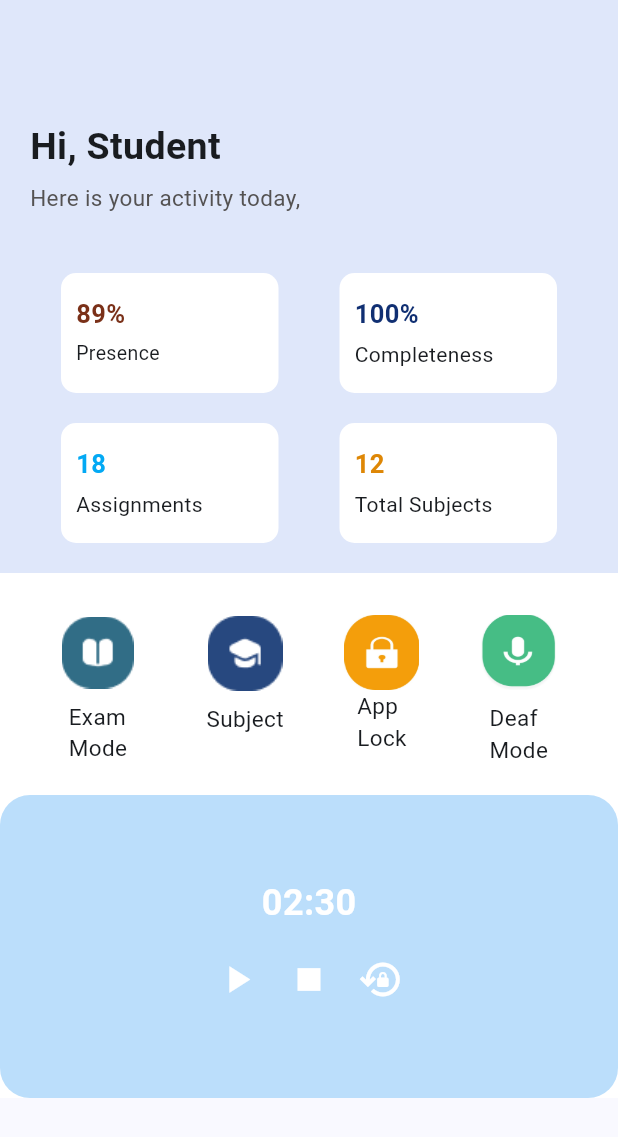
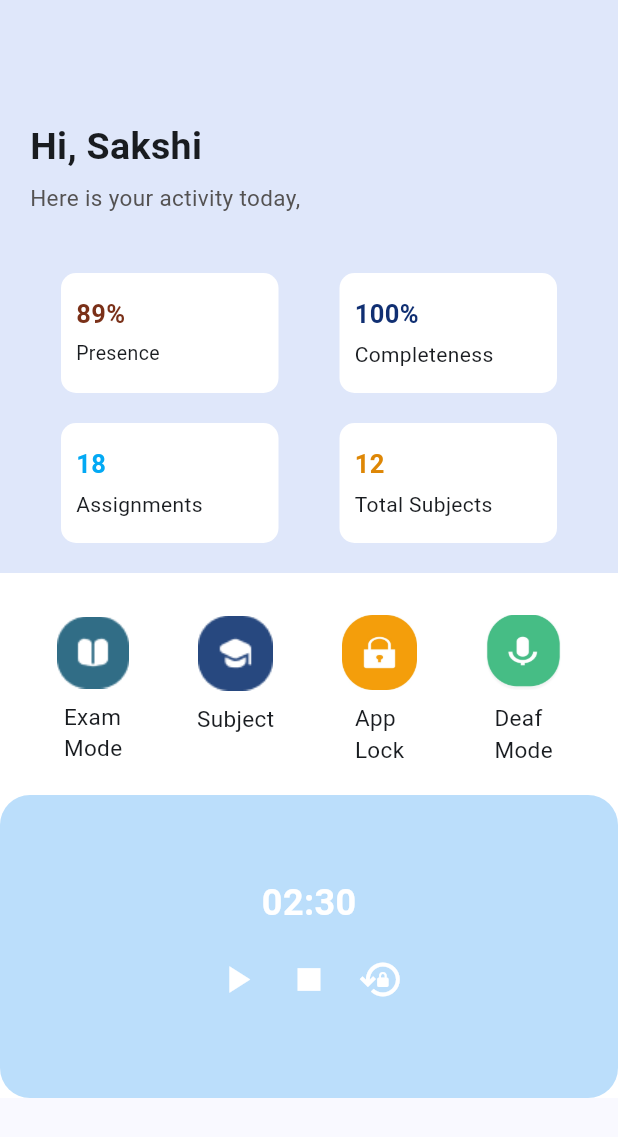
Before and after one commit to SakshiDhoni/Scholarsphere, a Flutter app: the Dashboard screen opened directly, on a phone screen of 412 x 824 dp. Shown: the top 1137 px of the screen. Run offline on Flutter 3.47's test engine with Material 3 defaults, Android fonts, the phone set to English and light mode, and no system bars; our stand-ins replace firebase_auth, firebase_core, firebase_database, pinput, speech_to_text, table_calendar; accounts and stored records are empty.

Commit message:
Merge remote-tracking branch 'origin/master'
# Conflicts:
#	android/app/google-services.json
#	lib/DeafMike.dart
#	lib/firebase_options.dart

```diff
--- a/lib/Dashboard.dart
+++ b/lib/Dashboard.dart
@@ -5,6 +5,8 @@ import 'package:coverpage/Mentor.dart';
 import 'package:coverpage/ExamMode.dart';
 import 'package:coverpage/Subject.dart';
 import 'package:coverpage/DeafMike.dart';
+
+import 'FillScreen.dart';
 
 class Dashboard extends StatefulWidget {
   const Dashboard({Key? key}) : super(key: key);
@@ -81,7 +83,7 @@ class _Dashboard extends State<Dashboard> {
                         crossAxisAlignment: CrossAxisAlignment.start,
                         children: [
                           Text(
-                            'Hi, Student',
+                            'Hi, Sakshi',
                             style: TextStyle(fontWeight: FontWeight.bold, fontSize: 25),
                             textAlign: TextAlign.left,
                           ),
@@ -255,25 +257,25 @@ class _Dashboard extends State<Dashboard> {
                                 margin: EdgeInsets.only(left: 20, top: 20, bottom: 20),
                                 child: Column(
                                   children: [
-                                    Container(
-                                      decoration: BoxDecoration(
-                                          borderRadius: BorderRadius.circular(100)
+                                    ClipRRect(
+                                      borderRadius: BorderRadius.circular(500),
+                                      child: IconButton(
+                                        icon: Image.asset(
+                                          "assets/images/Look3.jpg",
+                                          fit: BoxFit.cover,
+                                          height: 50,
+                                          width: 50,
+                                        ),
+                                        onPressed: () {
+                                          Navigator.push(context,
+                                              MaterialPageRoute(builder: (context) => Fill())
+                                          );
+                                        },
                                       ),
-                                      child: Image.asset(
-                                        "assets/images/Look3.jpg",
-                                        fit: BoxFit.cover,
-                                        height: 50,
-                                        width: 50,
-                                      ),
-                                      // onTap: () {
-                                      //   Navigator.push(
-                                      //      context,
-                                      //      MaterialPageRoute(builder: (context) => AppLock()),
-                                      //   );
-                                      // }
                                     ),
 
-                                    Text('App\nLock', style: TextStyle(fontSize: 15),)
+                                    Text('App\nLock', style: TextStyle(fontSize: 15),),
+
                                   ],
                                 ),
                               ),
--- a/lib/DeafMike.dart
+++ b/lib/DeafMike.dart
@@ -85,7 +85,7 @@ class _HomePageState extends State<HomePage> {
                 style:
                 const TextStyle(fontSize: 20, fontWeight: FontWeight.w200),
               ),
-            const SizedBox(height: 80,)
+             SizedBox(height: 60,)
           ],
         ),
       ),
```
Also changed, not shown: lib/FillScreen.dart (added, +93 -0 lines).
